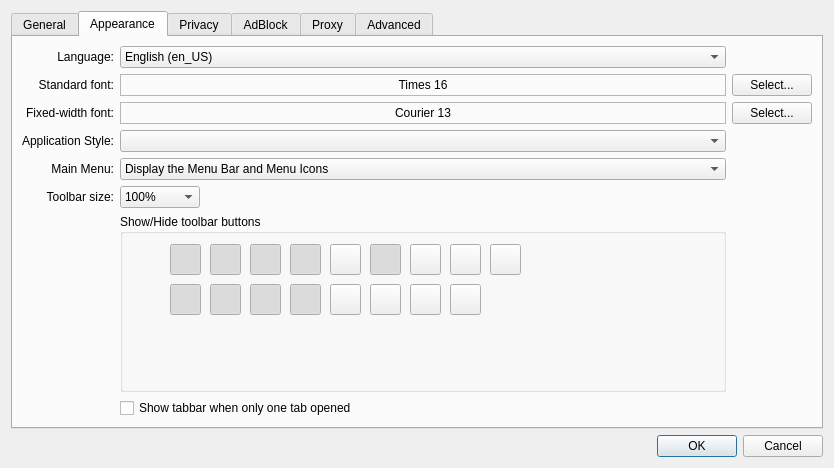
Qt form src/settings.ui (RomanChebotarev/QtWeb) before a commit.
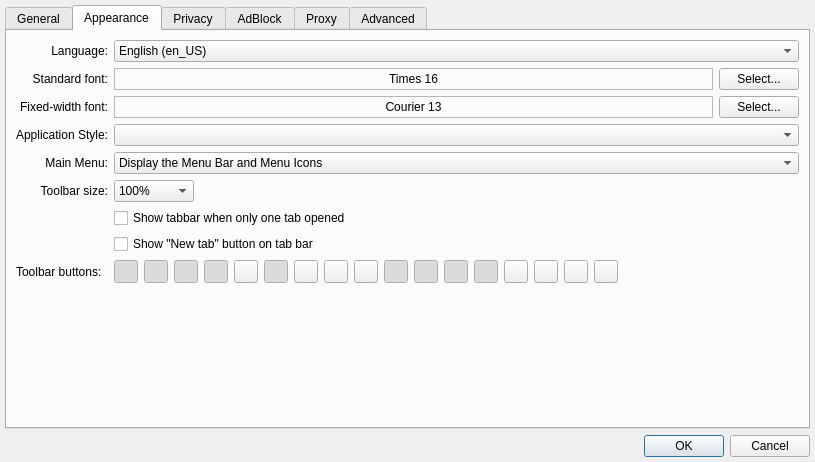
The same form after that commit. Icons and pictures are not drawn.

Commit message: Remove "New tab" button feature added; fixes for changing tabbar size on many windows; settings window layouts refactoring

Diff of the .ui file:
```diff
--- a/src/settings.ui
+++ b/src/settings.ui
@@ -6,8 +6,8 @@
    <rect>
     <x>0</x>
     <y>0</y>
-    <width>834</width>
-    <height>468</height>
+    <width>815</width>
+    <height>462</height>
    </rect>
   </property>
   <property name="sizePolicy">
@@ -20,6 +20,9 @@
    <string>Settings</string>
   </property>
   <layout class="QGridLayout">
+   <property name="margin">
+    <number>5</number>
+   </property>
    <item row="4" column="0">
     <widget class="QDialogButtonBox" name="buttonBox">
      <property name="orientation">
@@ -280,66 +283,113 @@
       <attribute name="title">
        <string>Appearance</string>
       </attribute>
-      <layout class="QGridLayout">
-       <item row="1" column="2">
-        <widget class="QPushButton" name="standardFontButton">
+      <layout class="QVBoxLayout" name="verticalLayout">
+       <item>
+        <layout class="QGridLayout" name="apperanceGridLayout">
+         <item row="5" column="1">
+          <widget class="QComboBox" name="cbToolbarSize">
+           <property name="maximumSize">
+            <size>
+             <width>80</width>
+             <height>16777215</height>
+            </size>
+           </property>
+           <property name="currentIndex">
+            <number>5</number>
+           </property>
+           <item>
          <property name="text">
-          <string>Select...</string>
-         </property>
-        </widget>
-       </item>
-       <item row="1" column="0">
-        <widget class="QLabel" name="label_5">
+             <string>50%</string>
+            </property>
+           </item>
+           <item>
          <property name="text">
-          <string>Standard font:</string>
-         </property>
-         <property name="alignment">
-          <set>Qt::AlignRight|Qt::AlignTrailing|Qt::AlignVCenter</set>
-         </property>
-        </widget>
-       </item>
-       <item row="4" column="1">
+             <string>60%</string>
+            </property>
+           </item>
+           <item>
+            <property name="text">
+             <string>70%</string>
+            </property>
+           </item>
+           <item>
+            <property name="text">
+             <string>80%</string>
+            </property>
+           </item>
+           <item>
+            <property name="text">
+             <string>90%</string>
+            </property>
+           </item>
+           <item>
+            <property name="text">
+             <string>100%</string>
+            </property>
+           </item>
+           <item>
+            <property name="text">
+             <string>110%</string>
+            </property>
+           </item>
+           <item>
+            <property name="text">
+             <string>120%</string>
+            </property>
+           </item>
+           <item>
+            <property name="text">
+             <string>130%</string>
+            </property>
+           </item>
+           <item>
+            <property name="text">
+             <string>140%</string>
+            </property>
+           </item>
+           <item>
+            <property name="text">
+             <string>150%</string>
+            </property>
+           </item>
+          </widget>
+         </item>
+         <item row="3" column="1">
         <widget class="QComboBox" name="comboBoxStyle">
          <property name="sizeAdjustPolicy">
           <enum>QComboBox::AdjustToMinimumContentsLength</enum>
          </property>
         </widget>
        </item>
-       <item row="2" column="2">
-        <widget class="QPushButton" name="fixedFontButton">
-         <property name="text">
-          <string>Select...</string>
-         </property>
-        </widget>
-       </item>
-       <item row="5" column="0">
-        <widget class="QLabel" name="label_14">
+         <item row="1" column="1">
+          <layout class="QHBoxLayout" name="horizontalLayout_3">
+           <item>
+            <widget class="QLabel" name="standardLabel">
+             <property name="sizePolicy">
+              <sizepolicy hsizetype="Expanding" vsizetype="Preferred">
+               <horstretch>0</horstretch>
+               <verstretch>0</verstretch>
+              </sizepolicy>
+             </property>
+             <property name="frameShape">
+              <enum>QFrame::StyledPanel</enum>
+             </property>
          <property name="text">
-          <string>Main Menu:</string>
+              <string>Times 16</string>
          </property>
          <property name="alignment">
-          <set>Qt::AlignLeading|Qt::AlignLeft|Qt::AlignRight|Qt::AlignTrailing|Qt::AlignVCenter</set>
+              <set>Qt::AlignCenter</set>
          </property>
         </widget>
        </item>
-       <item row="5" column="1">
-        <widget class="QComboBox" name="comboMainMenu">
          <item>
+            <widget class="QPushButton" name="standardFontButton">
           <property name="text">
-           <string>Display the Menu Bar and Menu Icons</string>
-          </property>
-         </item>
-         <item>
-          <property name="text">
-           <string>Display the Menu Bar, but hide Menu Icons (re-start is required when changed)</string>
-          </property>
-         </item>
-         <item>
-          <property name="text">
-           <string>Hide the Menu Bar (functionality can be accessed via Shortcuts)</string>
-          </property>
-         </item>
-        </widget>
+              <string>Select...</string>
+             </property>
+            </widget>
+           </item>
+          </layout>
        </item>
        <item row="0" column="1">
         <widget class="QComboBox" name="comboLangs">
@@ -410,17 +460,93 @@
          </item>
         </widget>
        </item>
-       <item row="0" column="0">
-        <widget class="QLabel" name="label_22">
+         <item row="4" column="1">
+          <widget class="QComboBox" name="comboMainMenu">
+           <item>
          <property name="text">
-          <string>Language:</string>
-         </property>
+             <string>Display the Menu Bar and Menu Icons</string>
+            </property>
+           </item>
+           <item>
+            <property name="text">
+             <string>Display the Menu Bar, but hide Menu Icons (re-start is required when changed)</string>
+            </property>
+           </item>
+           <item>
+            <property name="text">
+             <string>Hide the Menu Bar (functionality can be accessed via Shortcuts)</string>
+            </property>
+           </item>
+          </widget>
+         </item>
+         <item row="2" column="0">
+          <widget class="QLabel" name="label_6">
+           <property name="text">
+            <string>Fixed-width font:</string>
+           </property>
          <property name="alignment">
-          <set>Qt::AlignLeading|Qt::AlignLeft|Qt::AlignRight|Qt::AlignTrailing|Qt::AlignVCenter</set>
+            <set>Qt::AlignRight|Qt::AlignTrailing|Qt::AlignVCenter</set>
          </property>
         </widget>
        </item>
-       <item row="4" column="0">
+         <item row="1" column="0">
+          <widget class="QLabel" name="label_5">
+           <property name="text">
+            <string>Standard font:</string>
+           </property>
+           <property name="alignment">
+            <set>Qt::AlignRight|Qt::AlignTrailing|Qt::AlignVCenter</set>
+           </property>
+          </widget>
+         </item>
+         <item row="9" column="0">
+          <widget class="QLabel" name="label_24">
+           <property name="text">
+            <string>Toolbar buttons:</string>
+           </property>
+          </widget>
+         </item>
+         <item row="5" column="0">
+          <widget class="QLabel" name="label_23">
+           <property name="text">
+            <string>Toolbar size:</string>
+           </property>
+           <property name="alignment">
+            <set>Qt::AlignRight|Qt::AlignTrailing|Qt::AlignVCenter</set>
+           </property>
+          </widget>
+         </item>
+         <item row="2" column="1">
+          <layout class="QHBoxLayout" name="horizontalLayout_4">
+           <item>
+            <widget class="QLabel" name="fixedLabel">
+             <property name="sizePolicy">
+              <sizepolicy hsizetype="Expanding" vsizetype="Preferred">
+               <horstretch>0</horstretch>
+               <verstretch>0</verstretch>
+              </sizepolicy>
+             </property>
+             <property name="frameShape">
+              <enum>QFrame::StyledPanel</enum>
+             </property>
+             <property name="text">
+              <string>Courier 13</string>
+             </property>
+             <property name="alignment">
+              <set>Qt::AlignCenter</set>
+             </property>
+            </widget>
+           </item>
+           <item>
+            <widget class="QPushButton" name="fixedFontButton">
+             <property name="text">
+              <string>Select...</string>
+             </property>
+            </widget>
+           </item>
+          </layout>
+         </item>
+         <item row="3" column="0">
         <widget class="QLabel" name="label_15">
          <property name="text">
           <string>Application Style:</string>
@@ -430,19 +556,25 @@
          </property>
         </widget>
        </item>
-       <item row="8" column="1">
-        <widget class="QGroupBox" name="groupBox_4">
-         <property name="title">
-          <string>Show/Hide toolbar buttons</string>
-         </property>
+         <item row="0" column="0">
+          <widget class="QLabel" name="label_22">
+           <property name="text">
+            <string>Language:</string>
+           </property>
+           <property name="alignment">
+            <set>Qt::AlignLeading|Qt::AlignLeft|Qt::AlignRight|Qt::AlignTrailing|Qt::AlignVCenter</set>
+           </property>
+          </widget>
+         </item>
+         <item row="9" column="1">
+          <layout class="QHBoxLayout" name="horizontalLayout_5">
+           <item>
          <widget class="QToolButton" name="tbGoBack">
-          <property name="geometry">
-           <rect>
-            <x>50</x>
-            <y>30</y>
+             <property name="maximumSize">
+              <size>
             <width>31</width>
             <height>31</height>
-           </rect>
+              </size>
           </property>
           <property name="toolTip">
            <string>Back</string>
@@ -461,14 +593,14 @@
            <enum>Qt::ToolButtonTextBesideIcon</enum>
           </property>
          </widget>
+           </item>
+           <item>
          <widget class="QToolButton" name="tbGoForward">
-          <property name="geometry">
-           <rect>
-            <x>90</x>
-            <y>30</y>
+             <property name="maximumSize">
+              <size>
             <width>31</width>
             <height>31</height>
-           </rect>
+              </size>
           </property>
           <property name="toolTip">
            <string>Forward</string>
@@ -487,40 +619,14 @@
            <enum>Qt::ToolButtonTextBesideIcon</enum>
           </property>
          </widget>
-         <widget class="QToolButton" name="tbAddBook">
-          <property name="geometry">
-           <rect>
-            <x>170</x>
-            <y>30</y>
-            <width>31</width>
-            <height>31</height>
-           </rect>
-          </property>
-          <property name="toolTip">
-           <string>Add Bookmark</string>
-          </property>
-          <property name="icon">
-           <iconset>
-            <normaloff>://add2.png</normaloff>://add2.png</iconset>
-          </property>
-          <property name="checkable">
-           <bool>true</bool>
-          </property>
-          <property name="checked">
-           <bool>true</bool>
-          </property>
-          <property name="toolButtonStyle">
-           <enum>Qt::ToolButtonTextBesideIcon</enum>
-          </property>
-         </widget>
+           </item>
+           <item>
          <widget class="QToolButton" name="tbHome">
-          <property name="geometry">
-           <rect>
-            <x>130</x>
-            <y>30</y>
+             <property name="maximumSize">
+              <size>
             <width>31</width>
             <height>31</height>
-           </rect>
+              </size>
           </property>
           <property name="toolTip">
            <string>Home</string>
@@ -539,14 +645,66 @@
            <enum>Qt::ToolButtonTextBesideIcon</enum>
           </property>
          </widget>
+           </item>
+           <item>
+            <widget class="QToolButton" name="tbAddBook">
+             <property name="maximumSize">
+              <size>
+               <width>31</width>
+               <height>31</height>
+              </size>
+             </property>
+             <property name="toolTip">
+              <string>Add Bookmark</string>
+             </property>
+             <property name="icon">
+              <iconset>
+               <normaloff>://add2.png</normaloff>://add2.png</iconset>
+             </property>
+             <property name="checkable">
+              <bool>true</bool>
+             </property>
+             <property name="checked">
+              <bool>true</bool>
+             </property>
+             <property name="toolButtonStyle">
+              <enum>Qt::ToolButtonTextBesideIcon</enum>
+             </property>
+            </widget>
+           </item>
+           <item>
+            <widget class="QToolButton" name="tbBookmarks">
+             <property name="maximumSize">
+              <size>
+               <width>31</width>
+               <height>31</height>
+              </size>
+             </property>
+             <property name="toolTip">
+              <string>Show All Bookmarks</string>
+             </property>
+             <property name="icon">
+              <iconset>
+               <normaloff>://bookmarks.png</normaloff>://bookmarks.png</iconset>
+             </property>
+             <property name="checkable">
+              <bool>true</bool>
+             </property>
+             <property name="checked">
+              <bool>false</bool>
+             </property>
+             <property name="toolButtonStyle">
+              <enum>Qt::ToolButtonTextBesideIcon</enum>
+             </property>
+            </widget>
+           </item>
+           <item>
          <widget class="QToolButton" name="tbRefresh">
-          <property name="geometry">
-           <rect>
-            <x>250</x>
-            <y>30</y>
+             <property name="maximumSize">
+              <size>
             <width>31</width>
             <height>31</height>
-           </rect>
+              </size>
           </property>
           <property name="toolTip">
            <string>Refresh / Go</string>
@@ -565,14 +723,118 @@
            <enum>Qt::ToolButtonTextBesideIcon</enum>
           </property>
          </widget>
+           </item>
+           <item>
+            <widget class="QToolButton" name="tbVirtKeyb">
+             <property name="maximumSize">
+              <size>
+               <width>31</width>
+               <height>31</height>
+              </size>
+             </property>
+             <property name="toolTip">
+              <string>Virtual Keyboard</string>
+             </property>
+             <property name="icon">
+              <iconset>
+               <normaloff>://keyboard.png</normaloff>://keyboard.png</iconset>
+             </property>
+             <property name="checkable">
+              <bool>true</bool>
+             </property>
+             <property name="checked">
+              <bool>false</bool>
+             </property>
+             <property name="toolButtonStyle">
+              <enum>Qt::ToolButtonTextBesideIcon</enum>
+             </property>
+            </widget>
+           </item>
+           <item>
+            <widget class="QToolButton" name="tbTextSize">
+             <property name="maximumSize">
+              <size>
+               <width>31</width>
+               <height>31</height>
+              </size>
+             </property>
+             <property name="toolTip">
+              <string>Change Text Size</string>
+             </property>
+             <property name="icon">
+              <iconset>
+               <normaloff>://textsize.png</normaloff>://textsize.png</iconset>
+             </property>
+             <property name="checkable">
+              <bool>true</bool>
+             </property>
+             <property name="checked">
+              <bool>false</bool>
+             </property>
+             <property name="toolButtonStyle">
+              <enum>Qt::ToolButtonTextBesideIcon</enum>
+             </property>
+            </widget>
+           </item>
+           <item>
+            <widget class="QToolButton" name="tbJavaScript">
+             <property name="maximumSize">
+              <size>
+               <width>31</width>
+               <height>31</height>
+              </size>
+             </property>
+             <property name="toolTip">
+              <string>&lt;html&gt;&lt;head/&gt;&lt;body&gt;&lt;p&gt;Disable JavaScript&lt;/p&gt;&lt;/body&gt;&lt;/html&gt;</string>
+             </property>
+             <property name="icon">
+              <iconset resource="data/data.qrc">
+               <normaloff>:/javascript.png</normaloff>:/javascript.png</iconset>
+             </property>
+             <property name="checkable">
+              <bool>true</bool>
+             </property>
+             <property name="checked">
+              <bool>false</bool>
+             </property>
+             <property name="toolButtonStyle">
+              <enum>Qt::ToolButtonTextBesideIcon</enum>
+             </property>
+            </widget>
+           </item>
+           <item>
+            <widget class="QToolButton" name="tbCompatibility">
+             <property name="maximumSize">
+              <size>
+               <width>31</width>
+               <height>31</height>
+              </size>
+             </property>
+             <property name="toolTip">
+              <string>Compatibility</string>
+             </property>
+             <property name="icon">
+              <iconset>
+               <normaloff>://logo.png</normaloff>://logo.png</iconset>
+             </property>
+             <property name="checkable">
+              <bool>true</bool>
+             </property>
+             <property name="checked">
+              <bool>true</bool>
+             </property>
+             <property name="toolButtonStyle">
+              <enum>Qt::ToolButtonTextBesideIcon</enum>
+             </property>
+            </widget>
+           </item>
+           <item>
          <widget class="QToolButton" name="tbAppStyle">
-          <property name="geometry">
-           <rect>
-            <x>90</x>
-            <y>70</y>
+             <property name="maximumSize">
+              <size>
             <width>31</width>
             <height>31</height>
-           </rect>
+              </size>
           </property>
           <property name="toolTip">
            <string>Application Style</string>
@@ -591,14 +853,14 @@
            <enum>Qt::ToolButtonTextBesideIcon</enum>
           </property>
          </widget>
+           </item>
+           <item>
          <widget class="QToolButton" name="tbPrivMode">
-          <property name="geometry">
-           <rect>
-            <x>130</x>
-            <y>70</y>
+             <property name="maximumSize">
+              <size>
             <width>31</width>
             <height>31</height>
-           </rect>
+              </size>
           </property>
           <property name="toolTip">
            <string>Privacy Mode</string>
@@ -617,66 +879,14 @@
            <enum>Qt::ToolButtonTextBesideIcon</enum>
           </property>
          </widget>
-         <widget class="QToolButton" name="tbReset">
-          <property name="geometry">
-           <rect>
-            <x>330</x>
-            <y>70</y>
-            <width>31</width>
-            <height>31</height>
-           </rect>
-          </property>
-          <property name="toolTip">
-           <string>Reset QtWeb</string>
-          </property>
-          <property name="icon">
-           <iconset>
-            <normaloff>://delete.png</normaloff>://delete.png</iconset>
-          </property>
-          <property name="checkable">
-           <bool>true</bool>
-          </property>
-          <property name="checked">
-           <bool>false</bool>
-          </property>
-          <property name="toolButtonStyle">
-           <enum>Qt::ToolButtonTextBesideIcon</enum>
-          </property>
-         </widget>
-         <widget class="QToolButton" name="tbImages">
-          <property name="geometry">
-           <rect>
-            <x>290</x>
-            <y>70</y>
-            <width>31</width>
-            <height>31</height>
-           </rect>
-          </property>
-          <property name="toolTip">
-           <string>Images On/Off</string>
-          </property>
-          <property name="icon">
-           <iconset>
-            <normaloff>://images.png</normaloff>://images.png</iconset>
-          </property>
-          <property name="checkable">
-           <bool>true</bool>
-          </property>
-          <property name="checked">
-           <bool>false</bool>
-          </property>
-          <property name="toolButtonStyle">
-           <enum>Qt::ToolButtonTextBesideIcon</enum>
-          </property>
-         </widget>
+           </item>
+           <item>
          <widget class="QToolButton" name="tbPrefs">
-          <property name="geometry">
-           <rect>
-            <x>170</x>
-            <y>70</y>
+             <property name="maximumSize">
+              <size>
             <width>31</width>
             <height>31</height>
-           </rect>
+              </size>
           </property>
           <property name="toolTip">
            <string>Preferences</string>
@@ -695,118 +905,14 @@
            <enum>Qt::ToolButtonTextBesideIcon</enum>
           </property>
          </widget>
-         <widget class="QToolButton" name="tbProxy">
-          <property name="geometry">
-           <rect>
-            <x>250</x>
-            <y>70</y>
-            <width>31</width>
-            <height>31</height>
-           </rect>
-          </property>
-          <property name="toolTip">
-           <string>Proxy On/Off</string>
-          </property>
-          <property name="icon">
-           <iconset>
-            <normaloff>://proxy.png</normaloff>://proxy.png</iconset>
-          </property>
-          <property name="checkable">
-           <bool>true</bool>
-          </property>
-          <property name="checked">
-           <bool>false</bool>
-          </property>
-          <property name="toolButtonStyle">
-           <enum>Qt::ToolButtonTextBesideIcon</enum>
-          </property>
-         </widget>
-         <widget class="QToolButton" name="tbCompatibility">
-          <property name="geometry">
-           <rect>
-            <x>50</x>
-            <y>70</y>
-            <width>31</width>
-            <height>31</height>
-           </rect>
-          </property>
-          <property name="toolTip">
-           <string>Compatibility</string>
-          </property>
-          <property name="icon">
-           <iconset>
-            <normaloff>://logo.png</normaloff>://logo.png</iconset>
-          </property>
-          <property name="checkable">
-           <bool>true</bool>
-          </property>
-          <property name="checked">
-           <bool>true</bool>
-          </property>
-          <property name="toolButtonStyle">
-           <enum>Qt::ToolButtonTextBesideIcon</enum>
-          </property>
-         </widget>
-         <widget class="QToolButton" name="tbTextSize">
-          <property name="geometry">
-           <rect>
-            <x>330</x>
-            <y>30</y>
-            <width>31</width>
-            <height>31</height>
-           </rect>
-          </property>
-          <property name="toolTip">
-           <string>Change Text Size</string>
-          </property>
-          <property name="icon">
-           <iconset>
-            <normaloff>://textsize.png</normaloff>://textsize.png</iconset>
-          </property>
-          <property name="checkable">
-           <bool>true</bool>
-          </property>
-          <property name="checked">
-           <bool>false</bool>
-          </property>
-          <property name="toolButtonStyle">
-           <enum>Qt::ToolButtonTextBesideIcon</enum>
-          </property>
-         </widget>
-         <widget class="QToolButton" name="tbBookmarks">
-          <property name="geometry">
-           <rect>
-            <x>210</x>
-            <y>30</y>
-            <width>31</width>
-            <height>31</height>
-           </rect>
-          </property>
-          <property name="toolTip">
-           <string>Show All Bookmarks</string>
-          </property>
-          <property name="icon">
-           <iconset>
-            <normaloff>://bookmarks.png</normaloff>://bookmarks.png</iconset>
-          </property>
-          <property name="checkable">
-           <bool>true</bool>
-          </property>
-          <property name="checked">
-           <bool>false</bool>
-          </property>
-          <property name="toolButtonStyle">
-           <enum>Qt::ToolButtonTextBesideIcon</enum>
-          </property>
-         </widget>
+           </item>
+           <item>
          <widget class="QToolButton" name="tbInspect">
-          <property name="geometry">
-           <rect>
-            <x>210</x>
-            <y>70</y>
+             <property name="maximumSize">
+              <size>
             <width>31</width>
             <height>31</height>
-           </rect>
+              </size>
           </property>
           <property name="toolTip">
            <string>Inspect Element</string>
@@ -825,14 +931,14 @@
            <enum>Qt::ToolButtonTextBesideIcon</enum>
           </property>
          </widget>
-         <widget class="QToolButton" name="tbVirtKeyb">
-          <property name="geometry">
-           <rect>
-            <x>290</x>
-            <y>30</y>
+           </item>
+           <item>
+            <widget class="QToolButton" name="tbProxy">
+             <property name="maximumSize">
+              <size>
             <width>31</width>
             <height>31</height>
-           </rect>
+              </size>
           </property>
           <property name="toolTip">
            <string>Virtual Keyboard</string>
@@ -851,14 +957,14 @@
            <enum>Qt::ToolButtonTextBesideIcon</enum>
           </property>
          </widget>
-         <widget class="QToolButton" name="tbJavaScript">
-          <property name="geometry">
-           <rect>
-            <x>370</x>
-            <y>30</y>
+           </item>
+           <item>
+            <widget class="QToolButton" name="tbImages">
+             <property name="maximumSize">
+              <size>
             <width>31</width>
             <height>31</height>
-           </rect>
+              </size>
           </property>
           <property name="toolTip">
            <string>&lt;html&gt;&lt;head/&gt;&lt;body&gt;&lt;p&gt;Disable JavaScript&lt;/p&gt;&lt;/body&gt;&lt;/html&gt;</string>
@@ -877,129 +983,66 @@
            <enum>Qt::ToolButtonTextBesideIcon</enum>
           </property>
          </widget>
-        </widget>
-       </item>
-       <item row="2" column="1">
-        <widget class="QLabel" name="fixedLabel">
-         <property name="frameShape">
-          <enum>QFrame::StyledPanel</enum>
-         </property>
-         <property name="text">
-          <string>Courier 13</string>
-         </property>
-         <property name="alignment">
-          <set>Qt::AlignCenter</set>
-         </property>
-        </widget>
-       </item>
-       <item row="2" column="0">
-        <widget class="QLabel" name="label_6">
-         <property name="text">
-          <string>Fixed-width font:</string>
-         </property>
-         <property name="alignment">
-          <set>Qt::AlignRight|Qt::AlignTrailing|Qt::AlignVCenter</set>
-         </property>
-        </widget>
-       </item>
-       <item row="1" column="1">
-        <widget class="QLabel" name="standardLabel">
-         <property name="sizePolicy">
-          <sizepolicy hsizetype="Expanding" vsizetype="Preferred">
-           <horstretch>0</horstretch>
-           <verstretch>0</verstretch>
-          </sizepolicy>
-         </property>
-         <property name="frameShape">
-          <enum>QFrame::StyledPanel</enum>
-         </property>
+           </item>
+           <item>
+            <widget class="QToolButton" name="tbReset">
+             <property name="maximumSize">
+              <size>
+               <width>31</width>
+               <height>31</height>
+              </size>
+             </property>
+             <property name="toolTip">
+              <string>Reset QtWeb</string>
+             </property>
+             <property name="icon">
+              <iconset>
+               <normaloff>://delete.png</normaloff>://delete.png</iconset>
+             </property>
+             <property name="checkable">
+              <bool>true</bool>
+             </property>
+             <property name="checked">
+              <bool>false</bool>
+             </property>
+             <property name="toolButtonStyle">
+              <enum>Qt::ToolButtonTextBesideIcon</enum>
+             </property>
+            </widget>
+           </item>
+           <item>
+            <spacer name="horizontalSpacer">
+             <property name="orientation">
+              <enum>Qt::Horizontal</enum>
+             </property>
+             <property name="sizeHint" stdset="0">
+              <size>
+               <width>40</width>
+               <height>20</height>
+              </size>
+             </property>
+            </spacer>
+           </item>
+          </layout>
+         </item>
+         <item row="4" column="0">
+          <widget class="QLabel" name="label_14">
          <property name="text">
-          <string>Times 16</string>
+            <string>Main Menu:</string>
          </property>
          <property name="alignment">
-          <set>Qt::AlignCenter</set>
+            <set>Qt::AlignLeading|Qt::AlignLeft|Qt::AlignRight|Qt::AlignTrailing|Qt::AlignVCenter</set>
+           </property>
+          </widget>
+         </item>
+         <item row="7" column="1">
+          <widget class="QCheckBox" name="cbShowNewTabButton">
+           <property name="text">
+            <string>Show &quot;New tab&quot; button on tab bar</string>
          </property>
         </widget>
        </item>
        <item row="6" column="1">
-        <widget class="QComboBox" name="cbToolbarSize">
-         <property name="maximumSize">
-          <size>
-           <width>80</width>
-           <height>16777215</height>
-          </size>
-         </property>
-         <property name="currentIndex">
-          <number>5</number>
-         </property>
-         <item>
-          <property name="text">
-           <string>50%</string>
-          </property>
-         </item>
-         <item>
-          <property name="text">
-           <string>60%</string>
-          </property>
-         </item>
-         <item>
-          <property name="text">
-           <string>70%</string>
-          </property>
-         </item>
-         <item>
-          <property name="text">
-           <string>80%</string>
-          </property>
-         </item>
-         <item>
-          <property name="text">
-           <string>90%</string>
-          </property>
-         </item>
-         <item>
-          <property name="text">
-           <string>100%</string>
-          </property>
-         </item>
-         <item>
-          <property name="text">
-           <string>110%</string>
-          </property>
-         </item>
-         <item>
-          <property name="text">
-           <string>120%</string>
-          </property>
-         </item>
-         <item>
-          <property name="text">
-           <string>130%</string>
-          </property>
-         </item>
-         <item>
-          <property name="text">
-           <string>140%</string>
-          </property>
-         </item>
-         <item>
-          <property name="text">
-           <string>150%</string>
-          </property>
-         </item>
-        </widget>
-       </item>
-       <item row="6" column="0">
-        <widget class="QLabel" name="label_23">
-         <property name="text">
-          <string>Toolbar size:</string>
-         </property>
-         <property name="alignment">
-          <set>Qt::AlignRight|Qt::AlignTrailing|Qt::AlignVCenter</set>
-         </property>
-        </widget>
-       </item>
-       <item row="9" column="1">
         <widget class="QCheckBox" name="cbShowOneTab">
          <property name="text">
           <string>Show tabbar when only one tab opened</string>
@@ -1007,6 +1050,21 @@
         </widget>
        </item>
       </layout>
+       </item>
+       <item>
+        <spacer name="verticalSpacer_2">
+         <property name="orientation">
+          <enum>Qt::Vertical</enum>
+         </property>
+         <property name="sizeHint" stdset="0">
+          <size>
+           <width>20</width>
+           <height>40</height>
+          </size>
+         </property>
+        </spacer>
+       </item>
+      </layout>
      </widget>
      <widget class="QWidget" name="tab_2">
       <attribute name="title">
```
Left out of the diff: 241 changed lines with no effect on the pictures. Lines whose indentation alone changed are shown as unchanged. The commit also changes 4 other files.
